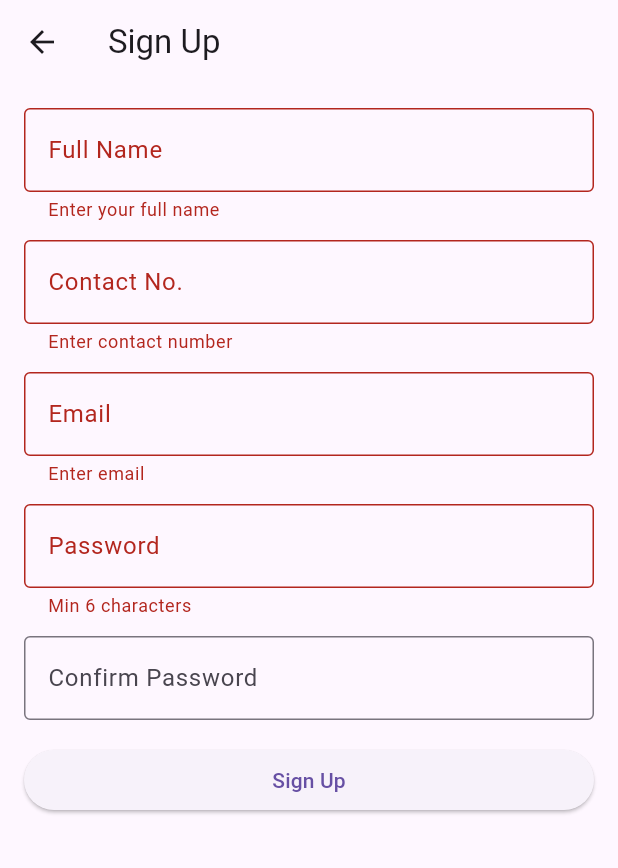
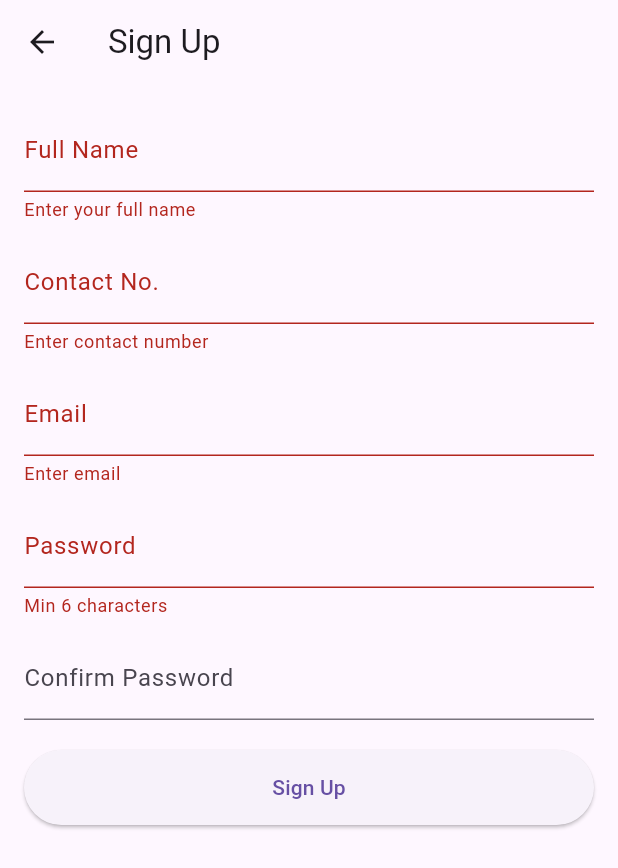
Before and after one commit to AbuhurairahFaheem/Car_Rental_App, a Flutter app: the SignUpScreen screen opened directly, after a tap on "Sign Up", on a phone screen of 412 x 824 dp. Shown: the top 868 px of the screen. Run offline on Flutter 3.47's test engine with Material 3 defaults, Android fonts, the phone set to English and light mode, and no system bars; our stand-ins replace carousel_slider, cloud_firestore, firebase_core, shared_preferences; accounts and stored records are empty.

Commit message:
Updated signup_page.dart with firebase

```diff
--- a/lib/screens/signup_page.dart
+++ b/lib/screens/signup_page.dart
@@ -142,15 +142,13 @@
 //   }
 // }
 
+// lib/screens/signup_page.dart
+
 import 'package:flutter/material.dart';
-import 'package:firebase_auth/firebase_auth.dart';
-import 'package:firebase_database/firebase_database.dart';
+import 'package:cloud_firestore/cloud_firestore.dart';
 import '../models/user_models.dart';
-import '../widgets/custom_text_field.dart';
+import '../utils/hash_password.dart';
 import '../utils/validators.dart';
-import '../utils/hash_password.dart';
-import 'package:cloud_firestore/cloud_firestore.dart';
-
 
 class SignUpScreen extends StatefulWidget {
   const SignUpScreen({super.key});
@@ -161,111 +159,73 @@ class SignUpScreen extends StatefulWidget {
 
 class _SignUpScreenState extends State<SignUpScreen> {
   final _formKey = GlobalKey<FormState>();
-  final nameController = TextEditingController();
-  final contactController = TextEditingController();
-  final emailController = TextEditingController();
-  final passwordController = TextEditingController();
-  final confirmPasswordController = TextEditingController();
+
+  final TextEditingController _nameController = TextEditingController();
+  final TextEditingController _contactController = TextEditingController();
+  final TextEditingController _emailController = TextEditingController();
+  final TextEditingController _passwordController = TextEditingController();
+  final TextEditingController _confirmPassController = TextEditingController();
+
+  bool _isLoading = false;
 
   Future<void> _signUp() async {
-    if (_formKey.currentState!.validate()) {
+    if (!_formKey.currentState!.validate()) return;
+
+    setState(() => _isLoading = true);
+
     try {
-        // Check if email already exists
-        final existingUser = await FirebaseFirestore.instance
-            .collection("users")
-            .where("email", isEqualTo: emailController.text.trim())
+      final email = _emailController.text.trim();
+      final pass = _passwordController.text.trim();
+
+      // 1️⃣ Check if email already exists
+      final existing =
+          await FirebaseFirestore.instance
+              .collection('users')
+              .where('email', isEqualTo: email)
               .get();
-
-        if (existingUser.docs.isNotEmpty) {
+      if (existing.docs.isNotEmpty) {
         ScaffoldMessenger.of(context).showSnackBar(
           const SnackBar(content: Text('Email is already in use')),
         );
+        setState(() => _isLoading = false);
         return;
       }
 
-        // Create user model
+      // 2️⃣ Generate a Firestore auto‐ID
+      final docRef = FirebaseFirestore.instance.collection('users').doc();
+      final uid = docRef.id;
+
+      // 3️⃣ Create your UserModel (now includes password)
       final user = UserModel(
-          uid: DateTime.now().millisecondsSinceEpoch.toString(), // generate a unique ID
-          fullName: nameController.text.trim(),
-          contact: contactController.text.trim(),
-          email: emailController.text.trim(),
-          // password: hash(passwordController.text.trim()) // optionally hash this
+        uid: uid,
+        fullName: _nameController.text.trim(),
+        contact: _contactController.text.trim(),
+        email: email,
+        password: hashPassword(pass),
       );
 
-
-
-        // Save to Firestore
-        await FirebaseFirestore.instance.collection("users").doc(user.uid).set({
+      // 4️⃣ Write to Firestore
+      await docRef.set({
         'uid': user.uid,
         'fullName': user.fullName,
         'contact': user.contact,
         'email': user.email,
-          'password': hashPassword(passwordController.text.trim()), // 👈 You should hash this
+        'password': user.password, // hashed
         'role': 'customer',
         'createdAt': FieldValue.serverTimestamp(),
       });
 
-        ScaffoldMessenger.of(context).showSnackBar(
-          const SnackBar(content: Text('Account created!')),
-        );
+      ScaffoldMessenger.of(
+        context,
+      ).showSnackBar(const SnackBar(content: Text('Account created!')));
       Navigator.pop(context);
     } catch (e) {
-        ScaffoldMessenger.of(context).showSnackBar(
-          SnackBar(content: Text('Error: ${e.toString()}')),
-        );
+      ScaffoldMessenger.of(
+        context,
+      ).showSnackBar(SnackBar(content: Text('Signup failed: $e')));
+    } finally {
+      setState(() => _isLoading = false);
     }
-    }
-  }
-
-
-
-  Future<void> _verifyPhoneNumber(String uid) async {
-    final phone = contactController.text.trim();
-
-    await FirebaseAuth.instance.verifyPhoneNumber(
-      phoneNumber: phone,
-      verificationCompleted: (credential) async {
-        await FirebaseAuth.instance.signInWithCredential(credential);
-        await _linkPhone(uid, credential);
-      },
-      verificationFailed: (e) => print('Phone verify error: ${e.message}'),
-      codeSent: (verificationId, _) => _showOtpDialog(verificationId, uid),
-      codeAutoRetrievalTimeout: (_) {},
-    );
-  }
-
-  void _showOtpDialog(String verificationId, String uid) {
-    final otpController = TextEditingController();
-
-    showDialog(
-      context: context,
-      builder: (_) => AlertDialog(
-        title: const Text("Enter OTP"),
-        content: TextField(controller: otpController),
-        actions: [
-          TextButton(
-            onPressed: () async {
-              final smsCode = otpController.text.trim();
-              final credential = PhoneAuthProvider.credential(
-                verificationId: verificationId,
-                smsCode: smsCode,
-              );
-              await FirebaseAuth.instance.signInWithCredential(credential);
-              await _linkPhone(uid, credential);
-              Navigator.pop(context);
-            },
-            child: const Text("Verify"),
-          ),
-        ],
-      ),
-    );
-  }
-
-  Future<void> _linkPhone(String uid, PhoneAuthCredential credential) async {
-    await FirebaseAuth.instance.currentUser?.linkWithCredential(credential);
-    await FirebaseDatabase.instance
-        .ref("users/$uid")
-        .update({'phone': contactController.text.trim()});
   }
 
   @override
@@ -274,27 +234,78 @@ class _SignUpScreenState extends State<SignUpScreen> {
       appBar: AppBar(title: const Text('Sign Up')),
       body: Padding(
         padding: const EdgeInsets.all(16),
-        child: Form(
+        child:
+            _isLoading
+                ? const Center(child: CircularProgressIndicator())
+                : Form(
                   key: _formKey,
                   child: ListView(
                     shrinkWrap: true,
                     children: [
-              CustomTextField(label: 'Full Name', controller: nameController, validator: Validators.validateName),
+                      // Full Name
+                      TextFormField(
+                        controller: _nameController,
+                        decoration: const InputDecoration(
+                          labelText: 'Full Name',
+                        ),
+                        validator: Validators.validateName,
+                      ),
                       const SizedBox(height: 12),
-              CustomTextField(label: 'Contact No.', controller: contactController, keyboardType: TextInputType.phone, validator: Validators.validateContact),
+
+                      // Contact No.
+                      TextFormField(
+                        controller: _contactController,
+                        decoration: const InputDecoration(
+                          labelText: 'Contact No.',
+                        ),
+                        keyboardType: TextInputType.phone,
+                        validator: Validators.validateContact,
+                      ),
                       const SizedBox(height: 12),
-              CustomTextField(label: 'Email', controller: emailController, keyboardType: TextInputType.emailAddress, validator: Validators.validateEmail),
+
+                      // Email
+                      TextFormField(
+                        controller: _emailController,
+                        decoration: const InputDecoration(labelText: 'Email'),
+                        keyboardType: TextInputType.emailAddress,
+                        validator: Validators.validateEmail,
+                      ),
                       const SizedBox(height: 12),
-              CustomTextField(label: 'Password', controller: passwordController, obscureText: true, validator: Validators.validatePassword),
+
+                      // Password
+                      TextFormField(
+                        controller: _passwordController,
+                        decoration: const InputDecoration(
+                          labelText: 'Password',
+                        ),
+                        obscureText: true,
+                        validator: Validators.validatePassword,
+                      ),
                       const SizedBox(height: 12),
-              CustomTextField(
-                label: 'Confirm Password',
-                controller: confirmPasswordController,
+
+                      // Confirm Password
+                      TextFormField(
+                        controller: _confirmPassController,
+                        decoration: const InputDecoration(
+                          labelText: 'Confirm Password',
+                        ),
                         obscureText: true,
-                validator: (value) => Validators.validateConfirmPassword(value, passwordController.text),
+                        validator:
+                            (val) => Validators.validateConfirmPassword(
+                              val,
+                              _passwordController.text,
                             ),
-              const SizedBox(height: 16),
-              ElevatedButton(onPressed: _signUp, child: const Text('Sign Up')),
+                      ),
+                      const SizedBox(height: 20),
+
+                      // Sign Up Button
+                      ElevatedButton(
+                        onPressed: _signUp,
+                        child: const Text('Sign Up'),
+                        style: ElevatedButton.styleFrom(
+                          minimumSize: const Size.fromHeight(50),
+                        ),
+                      ),
                     ],
                   ),
                 ),
```
Lines whose indentation alone changed are shown as unchanged.
